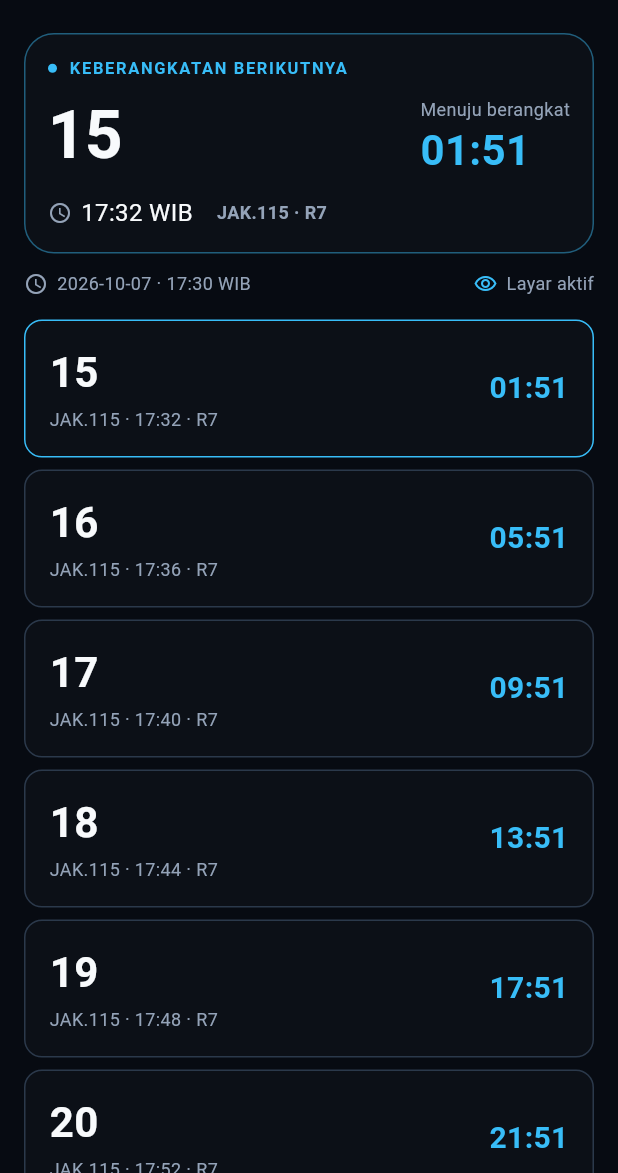
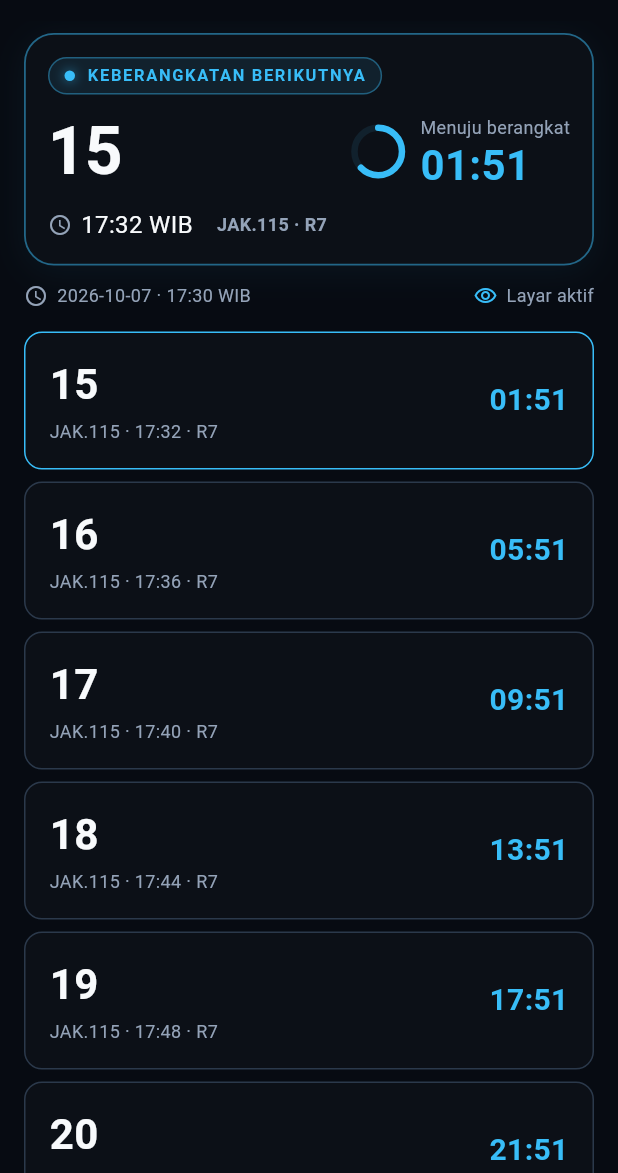
Before and after one commit to biiCode37/hedge-cross, a Flutter app: the screen it shows after launch, scrolled down 576 dp, after a tap on the "tv" icon, on a phone screen of 412 x 824 dp, the part 63-1236 px from its top. Run offline on Flutter 3.47's test engine with Material 3 defaults, Android fonts, the phone set to English and light mode, and no system bars; our stand-ins replace drift, file_picker, flutter_local_notifications, flutter_riverpod, pdf, share_plus and 2 more; missing offline and left inert: excel; accounts and stored records are empty.

Commit message:
feat(ui): implement Live Capsule Hero & Slide-Away dispatch action with countdown ring

```diff
--- a/lib/ui/dispatch_components.dart
+++ b/lib/ui/dispatch_components.dart
@@ -1,5 +1,7 @@
+import 'dart:async';
 import 'package:flutter/material.dart';
 import 'package:flutter/semantics.dart';
+import 'package:flutter/services.dart';
 import 'package:flutter_riverpod/flutter_riverpod.dart';
 import '../application/dispatch_focus.dart';
 import '../application/workspace_controller.dart';
@@ -11,9 +13,12 @@ class DepartureFocusPanel extends StatelessWidget {
     super.key,
     required this.focus,
     this.large = false,
+    this.onDispatch,
   });
   final DispatchFocus focus;
   final bool large;
+  final VoidCallback? onDispatch;
+
   @override
   Widget build(BuildContext context) {
     final p = context.hedge;
@@ -23,25 +28,52 @@ class DepartureFocusPanel extends StatelessWidget {
         decoration: BoxDecoration(
           color: p.surface,
           borderRadius: BorderRadius.circular(HedgeTokens.panelRadius),
-          border: Border.all(color: accent.withValues(alpha: .45)),
+          border: Border.all(
+            color: focus.due ? p.amberInk : accent.withValues(alpha: .5),
+            width: focus.due ? 2 : 1.2,
+          ),
+          boxShadow: [
+            BoxShadow(
+              color: accent.withValues(alpha: focus.due ? .14 : .06),
+              blurRadius: 18,
+              offset: const Offset(0, 4),
+            ),
+          ],
         ),
         child: Padding(
           padding: EdgeInsets.all(large ? 24 : 16),
           child: Column(
             crossAxisAlignment: CrossAxisAlignment.start,
             children: [
-              Row(
+              Container(
+                padding: const EdgeInsets.symmetric(horizontal: 10, vertical: 4),
+                decoration: BoxDecoration(
+                  color: focus.due ? p.warningSurface : p.focusSurface,
+                  borderRadius: BorderRadius.circular(20),
+                  border: Border.all(color: accent.withValues(alpha: .4)),
+                ),
+                child: Row(
+                  mainAxisSize: MainAxisSize.min,
                   children: [
                     Container(
-                    width: 6,
-                    height: 6,
+                      width: 7,
+                      height: 7,
                       decoration: BoxDecoration(
                         color: accent,
                         shape: BoxShape.circle,
+                        boxShadow: [
+                          BoxShadow(
+                            color: accent.withValues(alpha: .6),
+                            blurRadius: 6,
+                          ),
+                        ],
                       ),
                     ),
                     const SizedBox(width: 8),
-                  Expanded(
+                    Flexible(
+                      child: FittedBox(
+                        fit: BoxFit.scaleDown,
+                        alignment: Alignment.centerLeft,
                         child: Text(
                           focus.due
                               ? 'WAKTU BERANGKAT'
@@ -54,9 +86,11 @@ class DepartureFocusPanel extends StatelessWidget {
                           ),
                         ),
                       ),
+                    ),
                   ],
                 ),
-              const SizedBox(height: 12),
+              ),
+              const SizedBox(height: 14),
               LayoutBuilder(
                 builder: (context, constraints) {
                   final unit = Semantics(
@@ -69,7 +103,7 @@ class DepartureFocusPanel extends StatelessWidget {
                       style: TextStyle(
                         fontSize: large ? 64 : 44,
                         height: 1.08,
-                        fontWeight: FontWeight.w700,
+                        fontWeight: FontWeight.w800,
                         letterSpacing: -.5,
                         color: p.text,
                         fontFeatures: HedgeTokens.numberFeatures,
@@ -105,7 +139,7 @@ class DepartureFocusPanel extends StatelessWidget {
                   );
                 },
               ),
-              const SizedBox(height: 16),
+              const SizedBox(height: 14),
               Wrap(
                 spacing: 16,
                 runSpacing: 8,
@@ -150,7 +184,60 @@ class DepartureFocusPanel extends StatelessWidget {
                     ),
                 ],
               ),
+              if (onDispatch != null)
+                SlideAwayDispatchAction(onDispatch: onDispatch!),
             ],
+          ),
+        ),
+      ),
+    );
+  }
+}
+
+class SlideAwayDispatchAction extends StatefulWidget {
+  const SlideAwayDispatchAction({super.key, required this.onDispatch});
+  final VoidCallback onDispatch;
+  @override
+  State<SlideAwayDispatchAction> createState() => _SlideAwayDispatchActionState();
+}
+
+class _SlideAwayDispatchActionState extends State<SlideAwayDispatchAction> {
+  DateTime _lastTap = DateTime.fromMillisecondsSinceEpoch(0);
+
+  void _handleTap() {
+    final now = DateTime.now();
+    if (now.difference(_lastTap) < const Duration(milliseconds: 500)) return;
+    _lastTap = now;
+    unawaited(HapticFeedback.mediumImpact());
+    widget.onDispatch();
+  }
+
+  @override
+  Widget build(BuildContext context) {
+    return Padding(
+      padding: const EdgeInsets.only(top: 14),
+      child: SizedBox(
+        width: double.infinity,
+        height: HedgeTokens.primaryButtonHeight,
+        child: ElevatedButton.icon(
+          style: ElevatedButton.styleFrom(
+            backgroundColor: HedgeTokens.amber,
+            foregroundColor: HedgeTokens.obsidian,
+            elevation: 3,
+            shadowColor: HedgeTokens.amber.withValues(alpha: .45),
+            shape: RoundedRectangleBorder(
+              borderRadius: BorderRadius.circular(HedgeTokens.radius),
+            ),
+          ),
+          onPressed: _handleTap,
+          icon: const Icon(Icons.check_circle_rounded, size: 22),
+          label: const Text(
+            'SUDAH BERANGKAT',
+            style: TextStyle(
+              fontSize: 15,
+              fontWeight: FontWeight.w800,
+              letterSpacing: .8,
+            ),
           ),
         ),
       ),
@@ -171,30 +258,57 @@ class CountdownIndicator extends ConsumerWidget {
     final p = context.hedge;
     final color = imminent ? p.amberInk : p.cyanInk;
     final label = due ? 'Waktu berangkat' : 'Menuju berangkat';
+    final progress = due
+        ? 1.0
+        : (1.0 - (remaining.inSeconds.clamp(0, 300) / 300)).clamp(0.0, 1.0);
     return Semantics(
       sortKey: const OrdinalSortKey(2),
       label: due ? label : 'Countdown ${formatCountdown(remaining)}',
       excludeSemantics: true,
       child: RepaintBoundary(
+        child: Row(
+          mainAxisSize: MainAxisSize.min,
+          children: [
+            CustomPaint(
+              size: Size(large ? 48 : 36, large ? 48 : 36),
+              painter: CountdownRingPainter(
+                progress: progress,
+                color: color,
+                trackColor: (imminent ? p.warningSurface : p.focusSurface),
+              ),
+            ),
+            const SizedBox(width: 10),
+            Flexible(
               child: Column(
                 crossAxisAlignment: CrossAxisAlignment.start,
                 mainAxisSize: MainAxisSize.min,
                 children: [
-            Text(
+                  FittedBox(
+                    fit: BoxFit.scaleDown,
+                    alignment: Alignment.centerLeft,
+                    child: Text(
                       label,
                       key: const ValueKey('countdown-label'),
                       style: TextStyle(fontSize: 12, color: p.muted),
                     ),
-            const SizedBox(height: 4),
-            Text(
+                  ),
+                  const SizedBox(height: 2),
+                  FittedBox(
+                    fit: BoxFit.scaleDown,
+                    alignment: Alignment.centerLeft,
+                    child: Text(
                       formatCountdown(remaining),
                       key: const ValueKey('focus-countdown'),
                       style: TextStyle(
                         fontSize: large ? 40 : 28,
-                fontWeight: FontWeight.w700,
+                        fontWeight: FontWeight.w800,
                         height: 1.08,
                         color: color,
                         fontFeatures: HedgeTokens.numberFeatures,
+                      ),
+                    ),
+                  ),
+                ],
               ),
             ),
           ],
@@ -202,6 +316,47 @@ class CountdownIndicator extends ConsumerWidget {
       ),
     );
   }
+}
+
+class CountdownRingPainter extends CustomPainter {
+  CountdownRingPainter({
+    required this.progress,
+    required this.color,
+    required this.trackColor,
+  });
+  final double progress;
+  final Color color;
+  final Color trackColor;
+
+  @override
+  void paint(Canvas canvas, Size size) {
+    final stroke = size.width * .12;
+    final center = Offset(size.width / 2, size.height / 2);
+    final radius = (size.width - stroke) / 2;
+
+    final trackPaint = Paint()
+      ..color = trackColor
+      ..strokeWidth = stroke
+      ..style = PaintingStyle.stroke;
+    canvas.drawCircle(center, radius, trackPaint);
+
+    final arcPaint = Paint()
+      ..color = color
+      ..strokeWidth = stroke
+      ..strokeCap = StrokeCap.round
+      ..style = PaintingStyle.stroke;
+    canvas.drawArc(
+      Rect.fromCircle(center: center, radius: radius),
+      -3.14159265 / 2,
+      progress * 2 * 3.14159265,
+      false,
+      arcPaint,
+    );
+  }
+
+  @override
+  bool shouldRepaint(covariant CountdownRingPainter oldDelegate) =>
+      oldDelegate.progress != progress || oldDelegate.color != color;
 }
 
 class ScheduleDepartureTile extends StatelessWidget {
```
Also changed, not shown: 1 other file. Lines whose indentation alone changed are shown as unchanged.
